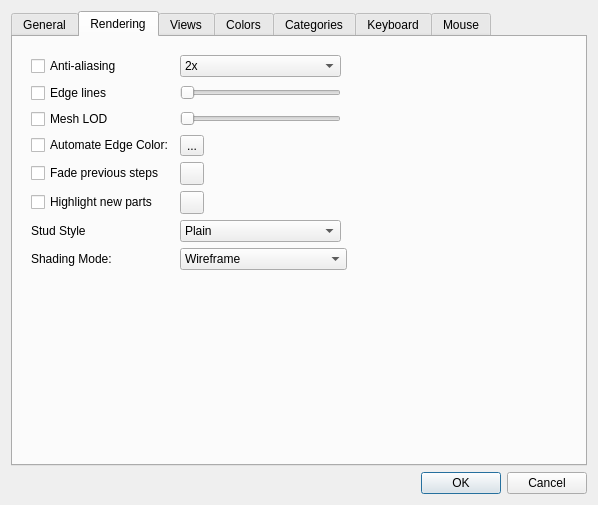
First picture: the form in qt/lc_qpreferencesdialog.ui, repository leozide/leocad, before the edit.
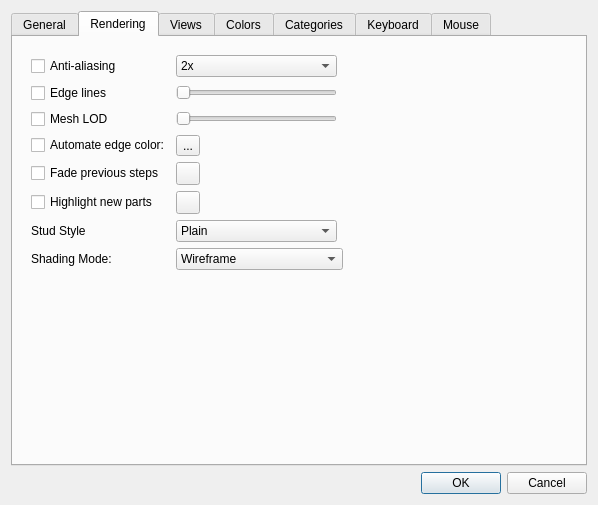
Second picture: the form after the edit. The open tabs and pages were chosen to show the change. Icons and pictures are not drawn.

Commit message: Automate edge colours cleanup

What changed in the file:
```diff
--- a/qt/lc_qpreferencesdialog.ui
+++ b/qt/lc_qpreferencesdialog.ui
@@ -547,7 +547,7 @@
           <item row="7" column="0">
            <widget class="QCheckBox" name="AutomateEdgeColor">
             <property name="text">
-             <string>Automate Edge Color:</string>
+             <string>Automate edge color:</string>
             </property>
            </widget>
           </item>
```
The commit also changes 8 other files.
